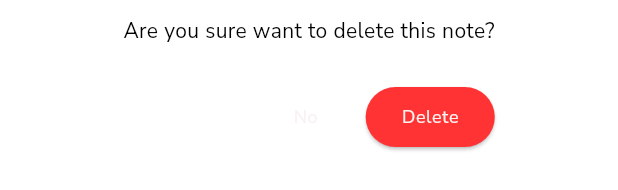
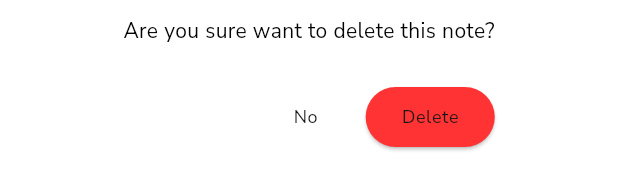
Before and after one commit to uzifauzi/Notes-App, a Flutter app: the DeleteDialog widget shown alone on an empty page, opened directly with empty values, after a tap on "Delete", on a phone screen of 412 x 824 dp. Shown: the part 567-757 px from the top of the screen. Run offline on Flutter 3.47's test engine with Material 3 defaults, Android fonts, the phone set to English and light mode, and no system bars; our stand-ins replace flutter_riverpod, go_router, google_fonts, hive, hive_flutter; accounts and stored records are empty; generated files the repository leaves out were written again.

Commit message:
refactor: localizations and trying semantics

```diff
--- /dev/null
+++ b/l10n.yaml
@@ -0,0 +1,3 @@
+arb-dir: lib/l10n
+template-arb-file: app_en.arb
+output-localization-file: app_localizations.dart
--- a/lib/main.dart
+++ b/lib/main.dart
@@ -2,6 +2,7 @@ import 'package:flutter/material.dart';
 import 'package:flutter_riverpod/flutter_riverpod.dart';
 import 'package:notes_app/routes/router.dart';
 import 'package:notes_app/themes/theme.dart';
+import 'package:flutter_gen/gen_l10n/app_localizations.dart';
 
 import 'services/note_boxes.dart';
 
@@ -17,10 +18,12 @@ class MyApp extends StatelessWidget {
   @override
   Widget build(BuildContext context) {
     return MaterialApp.router(
-      routerConfig: router,
+      localizationsDelegates: AppLocalizations.localizationsDelegates,
+      supportedLocales: AppLocalizations.supportedLocales,
       title: 'Notely',
       theme: lightMode,
       darkTheme: darkMode,
+      routerConfig: router,
     );
   }
 }
--- a/lib/screens/home_page.dart
+++ b/lib/screens/home_page.dart
@@ -20,12 +20,14 @@ class HomePage extends ConsumerWidget {
       child: Scaffold(
         backgroundColor: Theme.of(context).colorScheme.primary,
         appBar: AppBar(
-          title: Text('Notely',
-              style: Theme.of(context)
-                  .textTheme
-                  .headlineMedium!
-                  .copyWith(color: Theme.of(context).colorScheme.onPrimary)),
-          // backgroundColor: Colors.white,
+          title: Text(
+            'Notely',
+            style: Theme.of(context)
+                .textTheme
+                .headlineMedium!
+                .copyWith(color: Theme.of(context).colorScheme.onPrimary),
+            semanticsLabel: 'Logo Notely',
+          ),
           elevation: 0,
           actions: [
             IconButton(
@@ -67,6 +69,7 @@ class HomePage extends ConsumerWidget {
           },
           child:
               Icon(Icons.add, color: Theme.of(context).colorScheme.onPrimary),
+          tooltip: 'Buka Tambah Catatan',
         ),
         floatingActionButtonLocation: FloatingActionButtonLocation.centerFloat,
       ),
--- a/lib/themes/theme.dart
+++ b/lib/themes/theme.dart
@@ -8,7 +8,7 @@ ThemeData lightMode = ThemeData(
   brightness: Brightness.light,
   colorScheme: const ColorScheme.light(
     primary: lightPrimaryColor,
-    onPrimary: Color(0XFFFAF1F1),
+    onPrimary: Color(0XFF181515),
     onPrimaryContainer: Color(0XFFA792F9),
     secondary: Color(0XFF181515),
     onSecondary: Color(0XFF181515),
--- a/lib/widgets/delete_dialog.dart
+++ b/lib/widgets/delete_dialog.dart
@@ -1,6 +1,7 @@
 import 'package:flutter/material.dart';
 import 'package:flutter_riverpod/flutter_riverpod.dart';
 import 'package:go_router/go_router.dart';
+import 'package:flutter_gen/gen_l10n/app_localizations.dart';
 
 import '../models/note.dart';
 import '../provider/note_provider.dart';
@@ -18,7 +19,7 @@ class DeleteDialog extends ConsumerWidget {
         style: Theme.of(context).textTheme.titleLarge,
       ),
       content: Text(
-        'Are you sure want to delete this note?',
+        AppLocalizations.of(context)!.deleteConfirmation,
         style: Theme.of(context).textTheme.bodyMedium,
       ),
       actions: [
@@ -27,7 +28,7 @@ class DeleteDialog extends ConsumerWidget {
               Navigator.of(context).pop();
             },
             child: Text(
-              'No',
+              AppLocalizations.of(context)!.cancel,
               style: Theme.of(context)
                   .textTheme
                   .bodySmall!
@@ -41,7 +42,7 @@ class DeleteDialog extends ConsumerWidget {
             style: ElevatedButton.styleFrom(
               backgroundColor: Theme.of(context).colorScheme.error,
             ),
-            child: Text('Delete',
+            child: Text(AppLocalizations.of(context)!.confirmDelete,
                 style: Theme.of(context)
                     .textTheme
                     .bodySmall!
```
Also changed, not shown: lib/l10n/app_en.arb (added, +8 -0 lines), lib/l10n/app_id.arb (added, +8 -0 lines), lib/screens/detail_note_page.dart (+8 -6 lines), lib/widgets/search_bar.dart (+7 -5 lines), pubspec.yaml (+6 -4 lines), pubspec.lock.
